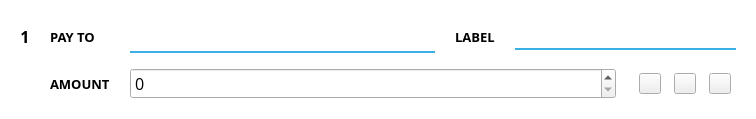
Above: src/qt/forms/sendcoinsentry.ui from aurovine/AudioCoin before the change. Below: the same form after it.
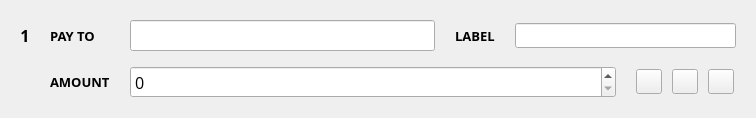
That is the form after the change. Icons and pictures are not drawn. Custom widgets are drawn as their Qt base class.

Diff of the .ui file:
```diff
--- a/src/qt/forms/sendcoinsentry.ui
+++ b/src/qt/forms/sendcoinsentry.ui
@@ -19,10 +19,6 @@
   <property name="windowTitle">
    <string>Form</string>
   </property>
-  <property name="styleSheet">
-   <string notr="true">#SendCoinsEntry { background-color: white; }
-QLineEdit { border: none; border-bottom: 2px solid #3cb0e5; padding: 3px 5px; background: transparent; }</string>
-  </property>
   <property name="frameShape">
    <enum>QFrame::NoFrame</enum>
   </property>
@@ -213,11 +209,6 @@
        <height>16777215</height>
       </size>
      </property>
-     <property name="styleSheet">
-      <string notr="true">QToolButton { width: 14px; height: 14px; border-width: 2px; }
-
-QToolButton:pressed { border-top-width: 3px; border-bottom-width: 1px; }</string>
-     </property>
      <layout class="QHBoxLayout" name="horizontalLayout_6">
       <property name="spacing">
        <number>10</number>
@@ -242,13 +233,6 @@
         <property name="toolTip">
          <string>Paste address from clipboard</string>
         </property>
-        <property name="styleSheet">
-         <string notr="true">QToolTip { border: none; padding: 5px; border-radius: 3px; background-color: #3cb0e5; color: white; }
-
-#pasteButton { border-image: url(:/icons/material/black/paste) 0 stretch stretch; }
-
-#pasteButton:hover { border-image: url(:/icons/material/blue/paste) 0 stretch stretch; }</string>
-        </property>
         <property name="text">
          <string/>
         </property>
@@ -271,13 +255,6 @@
         <property name="toolTip">
          <string>Choose address from address book</string>
         </property>
-        <property name="styleSheet">
-         <string notr="true">QToolTip { border: none; padding: 5px; border-radius: 3px; background-color: #3cb0e5; color: white; }
-
-#addressBookButton { border-image: url(:/icons/material/black/people) 0 stretch stretch; }
-
-#addressBookButton:hover { border-image: url(:/icons/material/blue/people) 0 stretch stretch; }</string>
-        </property>
         <property name="text">
          <string/>
         </property>
@@ -300,13 +277,6 @@
         <property name="toolTip">
          <string>Remove this recipient</string>
         </property>
-        <property name="styleSheet">
-         <string notr="true">QToolTip { border: none; padding: 5px; border-radius: 3px; background-color: #3cb0e5; color: white; }
-
-#deleteButton { border-image: url(:/icons/material/black/close) 0 stretch stretch; }
-
-#deleteButton:hover:enabled { border-image: url(:/icons/material/blue/close) 0 stretch stretch; }</string>
-        </property>
         <property name="text">
          <string/>
         </property>
@@ -329,89 +299,6 @@
        <pointsize>12</pointsize>
       </font>
      </property>
-     <property name="styleSheet">
-      <string notr="true">QDoubleSpinBox {
-  border: none;
-  height: 24px;
-  border-bottom: 2px solid #3cb0e5;
-  padding: 3px 5px;
-  background: white;
-  outline: none;
-  padding-right: 20px;
-}
-
-QDoubleSpinBox::up-button {
-  subcontrol-origin: margin;
-  subcontrol-position: right top;
-  width: 15px;
-  height: 15px;
-  border: none;
-  padding-top: 2px;
-}
-
-QDoubleSpinBox::down-button {
-  subcontrol-origin: margin;
-  subcontrol-position: right bottom;
-  width: 15px;
-  height: 15px;
-  border: none;
-  padding-bottom: 2px;
-}
-
-QDoubleSpinBox::up-arrow {
-  image: url(:/icons/material/black/arrow_up);
-  width: 20px;
-  height: 20px;
-}
-
-QDoubleSpinBox::down-arrow {
-  image: url(:/icons/material/black/arrow_down);
-  width: 20px;
-  height: 20px;
-}
-
-QValueComboBox {
-  border: none;
-  border-bottom: 2px solid #3cb0e5;
-  padding: 3px 5px;
-  height: 24px;
-  background: white;
-  outline: none;
-  padding-right: 5px;
-  text-align: right;
-  combobox-popup: 0;
-}
-
-QValueComboBox:editable {
-    background: white;
-}
-
-QValueComboBox:on { /* shift the text when the popup opens */
-  padding-top: 3px;
-  padding-left: 4px;
-  padding-right: 15px;
-}
-
-QValueComboBox::drop-down {
-  subcontrol-origin: padding;
-  subcontrol-position: right center;
-  width: 15px;
-  height: 15px;
-  border: none;
-}
-
-QValueComboBox::down-arrow {
-  image: url(:/icons/material/black/arrow_down);
-  width: 20px;
-  height: 20px;
-}
-
-QValueComboBox::down-arrow:on { /* shift the arrow when popup is open */
-  image: url(:/icons/material/black/arrow_up);
-  width: 20px;
-  height: 20px;
-}</string>
-     </property>
     </widget>
    </item>
   </layout>
```
